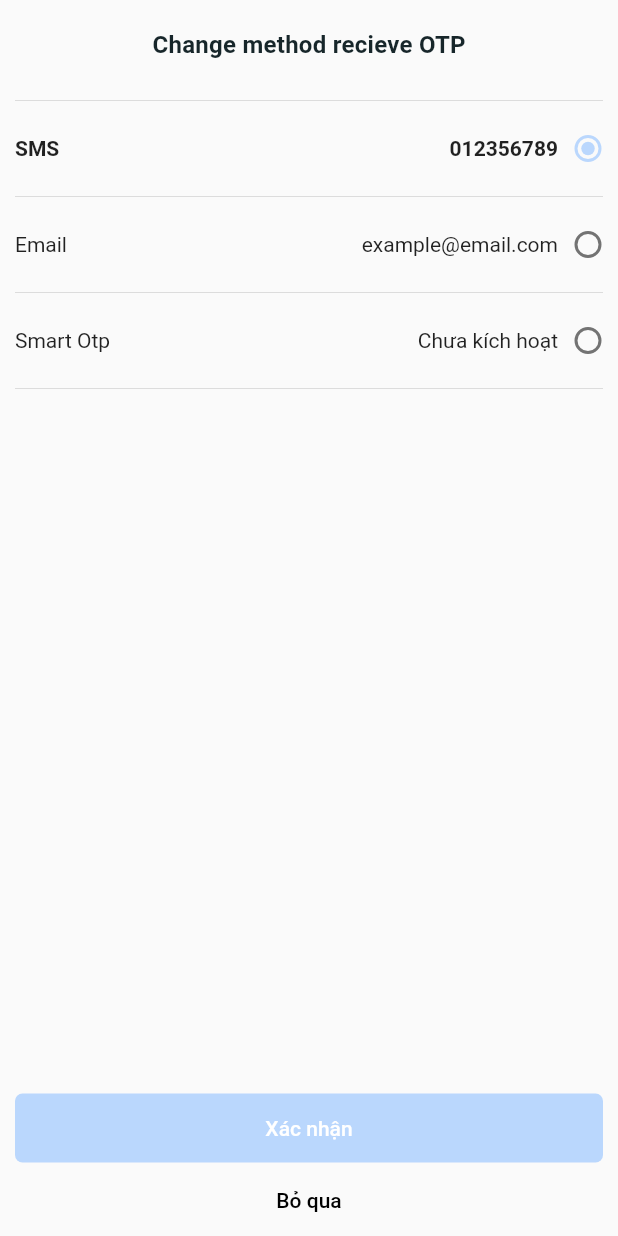
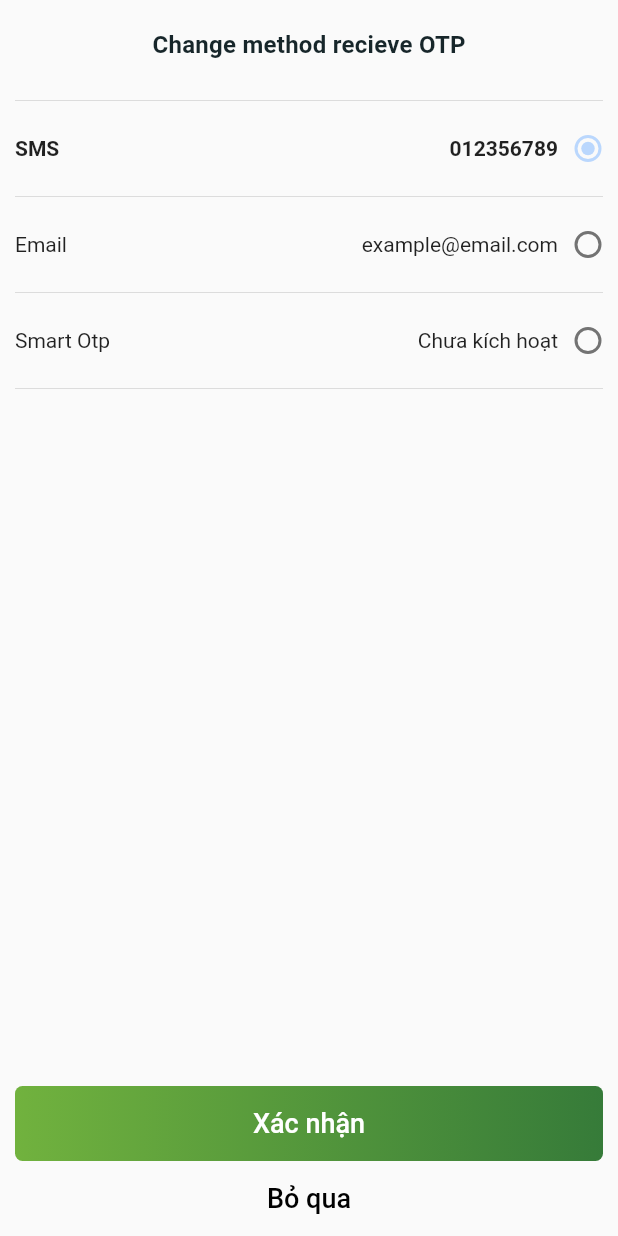
Before and after one commit to bigo92/Vdi_bank, a Flutter app: the MethodOtpPage screen opened by its route, on a phone screen of 412 x 824 dp. Run offline on Flutter 3.47's test engine with Material 2 defaults, Android fonts, the phone set to English and light mode, and no system bars; our stand-ins replace connectivity, flutter_masked_text, flutter_spinkit, get, get_storage, line_icons and 3 more; missing offline and left inert: keyboard_visibility, qrscan; accounts and stored records are empty; Roboto replaces fonts that are missing (MPLUSRounded1c).

Commit message:
update ui

```diff
--- a/source/vdi_bank_mobile/lib/main.dart
+++ b/source/vdi_bank_mobile/lib/main.dart
@@ -28,8 +28,8 @@ class MyApp extends StatelessWidget {
       // home: HomePage(),
       home: ExamplePage(),
       getPages: AppPages.pages,
-      // initialRoute: Routes.SPLASH,
-      initialRoute: Routes.HOME,
+      initialRoute: Routes.SPLASH,
+      // initialRoute: Routes.HOME,
 
       theme: appThemeData,
 
--- a/source/vdi_bank_mobile/lib/modules/method_otp/method_otp_page.dart
+++ b/source/vdi_bank_mobile/lib/modules/method_otp/method_otp_page.dart
@@ -51,7 +51,7 @@ class MethodOtpPage extends GetView<MethodOtpController> {
             ),
             CustomButton(
               text: 'Bỏ qua',
-              color: Colors.transparent,
+              backgroundGradient: VdiAppTheme.buttonTheme_transparentGradient,
               textColor: Colors.black,
               onPress: () {
 
--- a/source/vdi_bank_mobile/lib/theme/app_theme.dart
+++ b/source/vdi_bank_mobile/lib/theme/app_theme.dart
@@ -8,8 +8,7 @@ final ThemeData appThemeData = ThemeData(
   accentColor: mainColor,
   appBarTheme: AppBarTheme(elevation: 0),
   fontFamily: 'MPLUSRounded1c',
-
-  );
+);
 
 class VdiAppTheme {
   static const Color nearlyWhite = Color(0xFFFAFAFA);
@@ -28,7 +27,6 @@ class VdiAppTheme {
   static const Color deactivatedText = Color(0xFF767676);
   static const Color dismissibleBackground = Color(0xFF364A54);
   static const Color spacer = Color(0xFFF2F2F2);
-
 
   static const String fontName = 'MPLUSRounded1c';
 
@@ -97,5 +95,31 @@ class VdiAppTheme {
     color: Colors.white,
   );
 
+  static const Color buttonTheme_success = Color(0xFF4CAF50);
+  static const Color buttonTheme_danger = Color(0xFFFF9800);
+  static const Color buttonTheme_primary = Color(0xFF448AFF);
+  static const Color buttonTheme_disabled = Color(0xFF9E9E9E);
+
+  static const LinearGradient buttonTheme_successGradient = LinearGradient(
+    colors: [Color(0xFF71b23e), Color(0xFF367b39)],
+  );
+
+  static const LinearGradient buttonTheme_dangerGradient = LinearGradient(
+    colors: [Color(0xffff7b1c), Color(0xffed4427)],
+  );
+
+  static const LinearGradient buttonTheme_primaryGradient = LinearGradient(
+    colors: [Color(0xff2777bc), Color(0xff23599f)],
+  );
+
+  static const LinearGradient buttonTheme_disabledGradient = LinearGradient(
+    colors: [Color(0xffbdbdbd), Color(0xff9E9E9E)],
+  );
+
+  static const LinearGradient buttonTheme_transparentGradient = LinearGradient(
+    colors: [Color(0x00000000),Color(0x00000000)],
+  );
+
+
   static const padding = 10.0;
 }
--- a/source/vdi_bank_mobile/lib/widgets/custom_button.dart
+++ b/source/vdi_bank_mobile/lib/widgets/custom_button.dart
@@ -1,4 +1,5 @@
 import 'package:flutter_spinkit/flutter_spinkit.dart';
+import 'package:vdi_bank/core/utils/util_color.dart';
 import 'package:vdi_bank/theme/app_theme.dart';
 import 'package:vdi_bank/theme/colors_theme.dart';
 import 'package:flutter/material.dart';
@@ -8,6 +9,7 @@ class CustomButton extends StatelessWidget {
   final TextStyle textStyle;
   final Function onPress;
   final Color color, textColor;
+  final Gradient backgroundGradient;
   final bool disable;
   final bool hidden;
   final bool isLoading;
@@ -23,6 +25,7 @@ class CustomButton extends StatelessWidget {
       this.onPress,
       this.color = mainColor,
       this.textColor = Colors.white,
+      this.backgroundGradient = VdiAppTheme.buttonTheme_successGradient,
       this.disable = false,
       this.hidden = false,
       this.isLoading = false,
@@ -42,27 +45,25 @@ class CustomButton extends StatelessWidget {
             // width: size.width * 0.8,
             child: ElevatedButton(
               style: ButtonStyle(
-                // backgroundColor: MaterialStateProperty.all<Color>(Colors.green),
-                backgroundColor: MaterialStateProperty.resolveWith<Color>(
-                  (Set<MaterialState> states) {
-                    if (isLoading)
-                      return color;
-                    else if (!states.contains(MaterialState.disabled))
-                      return color;
-                    else
-                      return Colors.grey.shade400;
-                  },
-                ),
+                  backgroundColor:
+                      MaterialStateProperty.all<Color>(Colors.transparent),
                   elevation: MaterialStateProperty.all<double>(0.0),
                   shape: MaterialStateProperty.all<RoundedRectangleBorder>(
                     RoundedRectangleBorder(
                       borderRadius: BorderRadius.circular(5),
                       // side: BorderSide(color: Colors.red)
-                )),
                     ),
+                  ),
+                  padding:
+                      MaterialStateProperty.all<EdgeInsets>(EdgeInsets.zero)),
               onPressed: isLoading ? null : onPress,
+              child: Ink(
+                decoration: BoxDecoration(
+                    gradient: backgroundGradient,
+                    borderRadius: BorderRadius.circular(5)),
                 child: Container(
-                padding: EdgeInsets.symmetric(vertical: 15),
+                  // padding: EdgeInsets.symmetric(vertical: 15),
+                  height: 50,
                   child: Row(
                     mainAxisAlignment: MainAxisAlignment.center,
                     children: [
@@ -70,7 +71,7 @@ class CustomButton extends StatelessWidget {
                           ? SizedBox(
                               child: SpinKitFadingCircle(
                                 color: textColor,
-                              size: 15,
+                                size: 20,
                               ),
                             )
                           : Row(
@@ -81,7 +82,7 @@ class CustomButton extends StatelessWidget {
                                 ),
                                 Text(
                                   text,
-                                style: TextStyle(color: textColor),
+                                  style: TextStyle(color: textColor, fontSize: 18),
                                 ),
                                 SizedBox(
                                   width: 5,
@@ -93,6 +94,7 @@ class CustomButton extends StatelessWidget {
                   ),
                 ),
               ),
+            ),
           );
   }
 }
```
Lines whose indentation alone changed are shown as unchanged.
